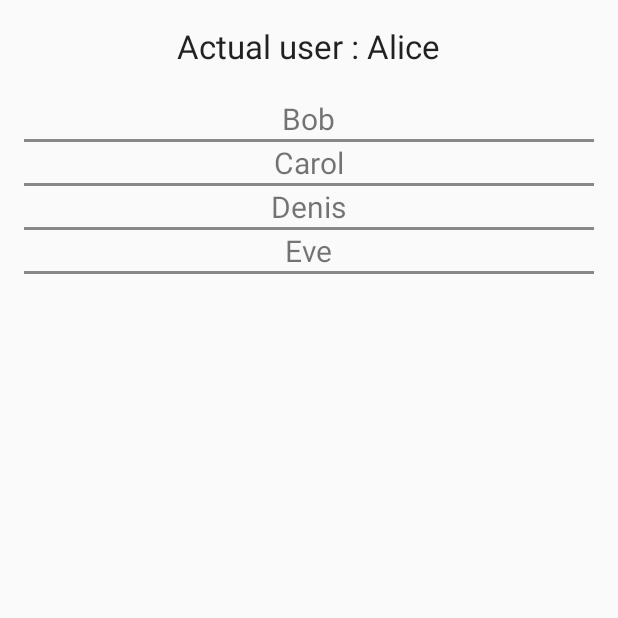
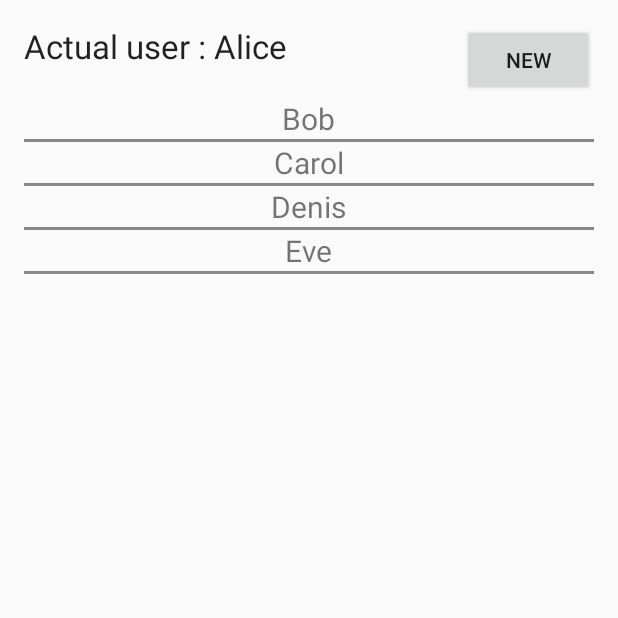
Before and after one commit to GuillaumeMilani/EPFL-Software-Engineering-semester-project, an Android app: the screen it shows after launch (ChatUsersListActivity), on a phone screen of 412 x 824 dp, the top half of it. Run offline under Robolectric (Android 15) with nearby library versions, the phone set to English and light mode, and no system bars.

Commit message:
Add an alertDialog to add a new contact

```diff
--- a/android/Calamar/app/src/main/res/layout/activity_chat_users_list.xml
+++ b/android/Calamar/app/src/main/res/layout/activity_chat_users_list.xml
@@ -28,6 +28,16 @@
         android:layout_height="wrap_content"
         android:textAppearance="?android:attr/textAppearanceLarge"
         android:id="@+id/actualUserName"
-        android:layout_centerHorizontal="true" />
+        android:layout_alignTop="@+id/newContact"
+        android:layout_alignParentStart="true" />
+
+    <Button
+        android:layout_width="wrap_content"
+        android:layout_height="wrap_content"
+        android:text="New"
+        android:id="@+id/newContact"
+        android:layout_alignParentTop="true"
+        android:layout_alignEnd="@+id/contactsList"
+        android:onClick="onClick" />
 
 </RelativeLayout>
```
Also changed, not shown: android/Calamar/app/src/main/java/ch/epfl/sweng/calamar/ChatUsersListActivity.java (+39 -1 lines).
